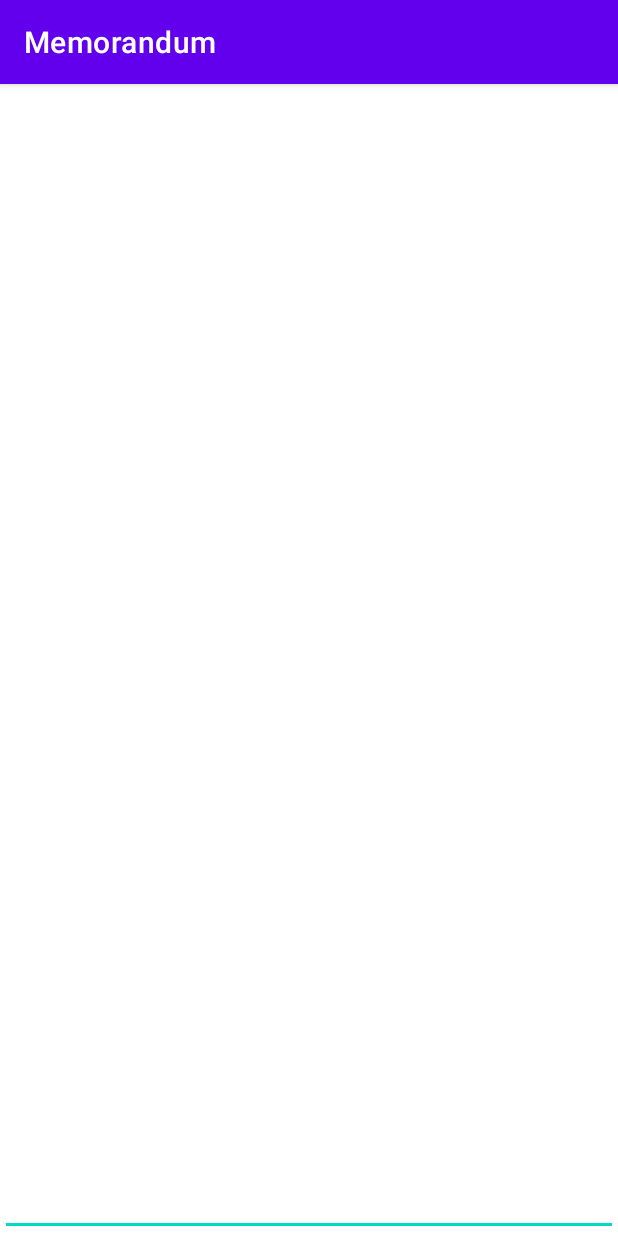
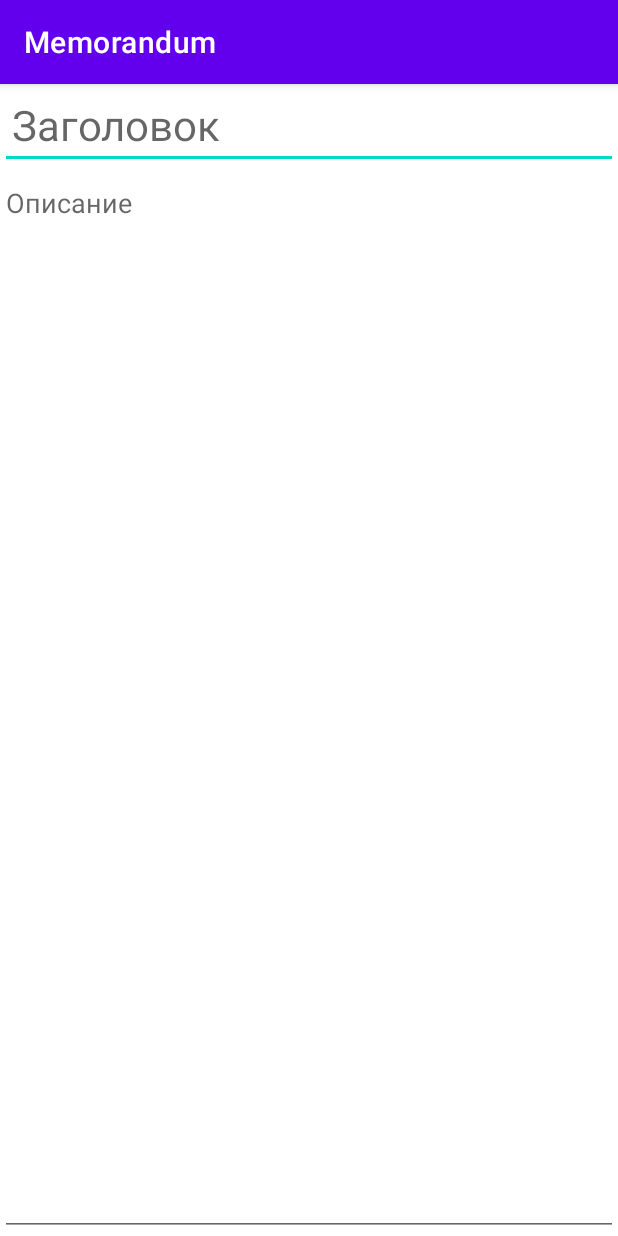
Before and after one commit to Njves/Memorandum, an Android app: the fragment MemoDetailFragment shown on its own in the app's theme, on a phone screen of 412 x 824 dp. Run offline under Robolectric (Android 15) with nearby library versions, the phone set to English and light mode, and no system bars; our stand-ins replace Room's generated code.

Commit message:
now memo list fragment take data from database, detail fragment add memo to database

```diff
--- a/app/src/main/AndroidManifest.xml
+++ b/app/src/main/AndroidManifest.xml
@@ -8,7 +8,8 @@
         android:label="@string/app_name"
         android:roundIcon="@mipmap/ic_launcher_round"
         android:supportsRtl="true"
-        android:theme="@style/Theme.Memorandum">
+        android:theme="@style/Theme.Memorandum"
+        android:name=".App">
         <activity
             android:name=".MainActivity"
             android:exported="true">
--- a/app/src/main/java/com/njves/memorandum/detail/MemoDetailFragment.kt
+++ b/app/src/main/java/com/njves/memorandum/detail/MemoDetailFragment.kt
@@ -1,15 +1,24 @@
 package com.njves.memorandum.detail
 
 import android.os.Bundle
+import android.text.Editable
+import android.text.TextWatcher
 import androidx.fragment.app.Fragment
 import android.view.LayoutInflater
 import android.view.View
 import android.view.ViewGroup
+import android.widget.EditText
+import androidx.fragment.app.viewModels
+import com.njves.memorandum.Memo
 import com.njves.memorandum.R
 
 
 private const val TAG = "MemoDetailFragment"
 class MemoDetailFragment : Fragment() {
+    private var memo: Memo = Memo()
+    private lateinit var edSubject: EditText
+    private lateinit var edContent: EditText
+    private val viewModel: MemoDetailViewModel by viewModels()
 
     override fun onCreate(savedInstanceState: Bundle?) {
         super.onCreate(savedInstanceState)
@@ -21,7 +30,46 @@ class MemoDetailFragment : Fragment() {
         savedInstanceState: Bundle?
     ): View? {
         val view = inflater.inflate(R.layout.fragment_memo_detail, container, false)
+        edSubject = view.findViewById(R.id.ed_subject)
+        edContent = view.findViewById(R.id.ed_content)
 
         return view
     }
+
+    override fun onStart() {
+        super.onStart()
+
+        edSubject.addTextChangedListener(object: TextWatcher {
+            override fun beforeTextChanged(s: CharSequence?, start: Int, count: Int, after: Int) {
+
+            }
+
+            override fun onTextChanged(s: CharSequence?, start: Int, before: Int, count: Int) {
+                memo.subject = s.toString()
+            }
+
+            override fun afterTextChanged(s: Editable?) {
+
+            }
+        })
+
+        edContent.addTextChangedListener(object: TextWatcher {
+            override fun beforeTextChanged(s: CharSequence?, start: Int, count: Int, after: Int) {
+
+            }
+
+            override fun onTextChanged(s: CharSequence?, start: Int, before: Int, count: Int) {
+                memo.content = s.toString()
+            }
+
+            override fun afterTextChanged(s: Editable?) {
+
+            }
+        })
+    }
+
+    override fun onStop() {
+        super.onStop()
+        viewModel.addMemo(memo)
+    }
 }
--- a/app/src/main/res/layout/fragment_memo_detail.xml
+++ b/app/src/main/res/layout/fragment_memo_detail.xml
@@ -6,8 +6,8 @@
     xmlns:app="http://schemas.android.com/apk/res-auto"
     tools:context=".detail.MemoDetailFragment">
 
-    <TextView
-        android:id="@+id/tv_subject"
+    <EditText
+        android:id="@+id/ed_subject"
         android:layout_width="match_parent"
         android:layout_height="wrap_content"
         app:layout_constraintStart_toStartOf="parent"
@@ -16,17 +16,20 @@
         android:paddingTop="8dp"
         android:paddingStart="8dp"
         android:paddingEnd="8dp"
-        android:textColor="@color/black"/>
+        android:textColor="@color/black"
+        android:hint="@string/hint_subject"/>
 
     <EditText
+        android:id="@+id/ed_content"
         android:layout_width="match_parent"
         android:layout_height="0dp"
-        app:layout_constraintTop_toBottomOf="@id/tv_subject"
+        android:gravity="top"
+        android:hint="@string/hint_content"
+        android:inputType="text|textMultiLine"
+        app:layout_constraintTop_toBottomOf="@id/ed_subject"
         app:layout_constraintBottom_toBottomOf="parent"
         app:layout_constraintStart_toStartOf="parent"
-        app:layout_constraintEnd_toEndOf="parent"
-        android:inputType="text|textMultiLine"
-        android:gravity="top"/>
+        app:layout_constraintEnd_toEndOf="parent"/>
 
 
 </androidx.constraintlayout.widget.ConstraintLayout>
--- a/app/src/main/res/navigation/nav_graph.xml
+++ b/app/src/main/res/navigation/nav_graph.xml
@@ -9,12 +9,12 @@
         android:name="com.njves.memorandum.MemoListFragment"
         android:label="MemoListFragment" >
         <action
-            android:id="@+id/action_memoListFragment_to_memoDeatilFragment"
-            app:destination="@id/memoDeatilFragment" />
+            android:id="@+id/action_memoListFragment_to_memoDetailFragment"
+            app:destination="@id/memoDetailFragment" />
     </fragment>
 
     <fragment
-        android:id="@+id/memoDeatilFragment"
+        android:id="@+id/memoDetailFragment"
         android:name="com.njves.memorandum.detail.MemoDetailFragment"
         android:label="MemoDetailFragment" />
 </navigation>
--- a/app/src/main/res/values/strings.xml
+++ b/app/src/main/res/values/strings.xml
@@ -4,4 +4,6 @@
     <string name="search_memo_hint">Search memo</string>
     <!-- TODO: Remove or change this placeholder text -->
     <string name="hello_blank_fragment">Hello blank fragment</string>
+    <string name="hint_subject">Заголовок</string>
+    <string name="hint_content">Описание</string>
 </resources>
```
Also changed, not shown: app/src/main/java/com/njves/memorandum/App.kt (added, +10 -0 lines), app/src/main/java/com/njves/memorandum/MemoListFragment.kt (+4 -18 lines), app/src/main/java/com/njves/memorandum/MemoListViewModel.kt (+5 -9 lines), app/src/main/java/com/njves/memorandum/MemoRepository.kt (+31 -2 lines), app/src/main/java/com/njves/memorandum/database/MemoDao.kt (+8 -0 lines), app/src/main/java/com/njves/memorandum/detail/MemoDetailViewModel.kt (added, +13 -0 lines).
